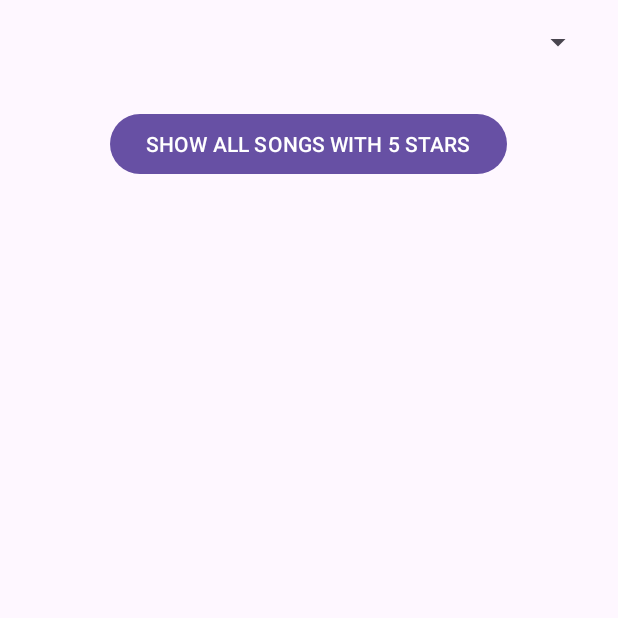
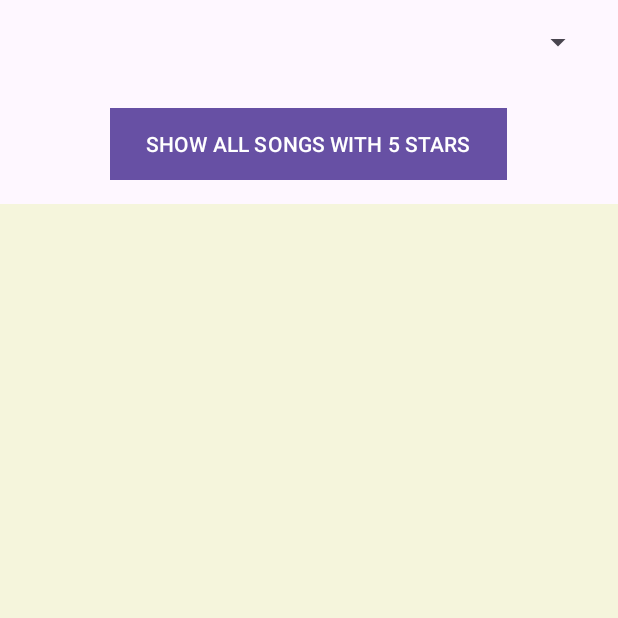
Before and after one commit to weih3ng/MoreMoviesLesson12, an Android app: the SongListActivity screen opened directly, with no data from a screen before it, on a phone screen of 412 x 824 dp, the top half of it. Run offline under Robolectric (Android 15) with nearby library versions, the phone set to English and light mode, and no system bars.

Commit message:
modified P10 PS

```diff
--- a/app/src/main/java/sg/edu/rp/c346/id22005564/song/DBHelper.java
+++ b/app/src/main/java/sg/edu/rp/c346/id22005564/song/DBHelper.java
@@ -9,7 +9,7 @@ import android.database.sqlite.SQLiteOpenHelper;
 import java.util.ArrayList;
 
 public class DBHelper extends SQLiteOpenHelper {
-    private static final int DATABASE_VER = 1;
+    private static final int DATABASE_VER = 2;
     private static final String DATABASE_NAME = "song.db";
     private static final String TABLE_SONG = "song";
     private static final String COLUMN_ID = "_id";
--- a/app/src/main/res/layout/activity_song_list.xml
+++ b/app/src/main/res/layout/activity_song_list.xml
@@ -20,6 +20,7 @@
         android:layout_height="wrap_content"
         android:layout_gravity="center_horizontal"
         android:layout_margin="16dp"
+        android:background="#0000FF"
         android:text="SHOW ALL SONGS WITH 5 STARS" />
 
     <ListView
@@ -27,6 +28,7 @@
         android:layout_width="match_parent"
         android:layout_height="0dp"
         android:layout_weight="1"
+        android:background="#F5F5DC"
         android:divider="@android:color/darker_gray"
         android:dividerHeight="1dp" />
 
```
